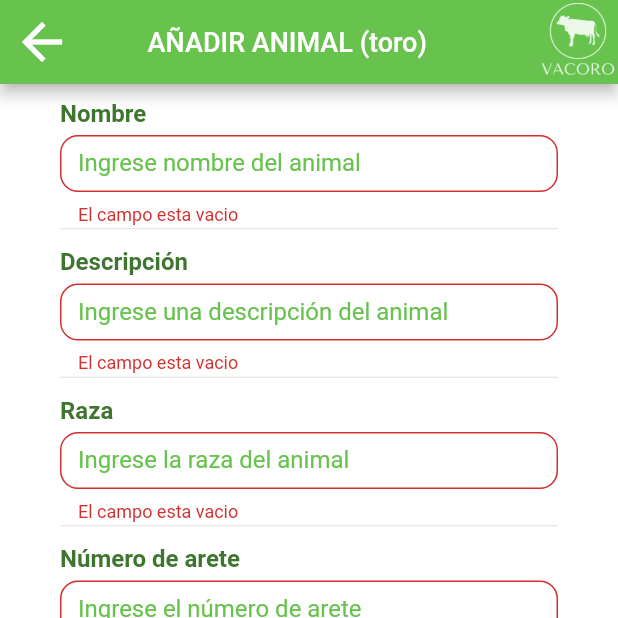
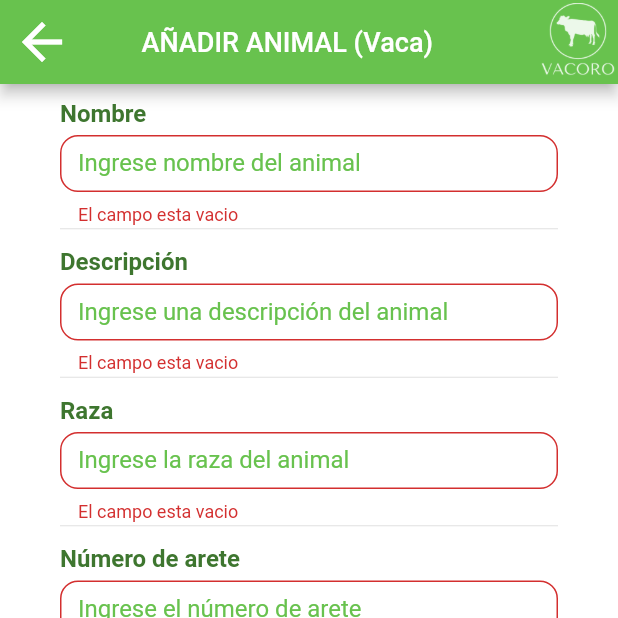
Before and after one commit to DanielSR16/VACORO-2022, a Flutter app: the AnadirAnimal screen opened by its route, after a tap on "Agregar", on a phone screen of 412 x 824 dp, the top half of it. Run offline on Flutter 3.47's test engine with Material 2 defaults, Android fonts, the phone set to English and light mode, and no system bars; our stand-ins replace firebase_auth, firebase_core, google_sign_in, hexcolor, image_picker, multi_select_flutter and 1 more; missing offline and left inert: dart:ffi, flutter_facebook_auth; accounts and stored records are empty.

Commit message:
feature/VACORO-55_agregaranimal

```diff
--- a/lib/main.dart
+++ b/lib/main.dart
@@ -61,7 +61,7 @@ class MyApp extends StatelessWidget {
           'login': (BuildContext context) => const Login(),
           'pre_login': (BuildContext context) => const preLogin(),
           'anadir_animal': (BuildContext context) =>
-              AnadirAnimal(tipoAnimal: "toro"),
+              AnadirAnimal(tipoAnimal: "Vaca"),
           'dash_cow': (BuildContext context) => DashBoardCow(),
           'dash_bull': (BuildContext context) => DashBoardBull(),
           'dash_calf': (BuildContext context) => DashBoardCalf(),
--- a/lib/src/pages/anadir_animal.dart
+++ b/lib/src/pages/anadir_animal.dart
@@ -150,7 +150,7 @@ class _AnadirAnimalState extends State<AnadirAnimal> {
                                           descripcionToroVaca.text,
                                           razaToroVaca.text,
                                           numeroAreteToroVaca.text,
-                                          url_img,
+                                          "url_img",
                                           estado,
                                           int.parse(edadToroVaca.text),
                                           dateinput.text)
@@ -165,7 +165,7 @@ class _AnadirAnimalState extends State<AnadirAnimal> {
                                               Text('Se agrego correctamente'),
                                         ),
                                       );
-                                      Navigator.pop(context);
+                                      //Navigator.pop(context);
                                     }
                                   });
                                 } else {
@@ -189,7 +189,7 @@ class _AnadirAnimalState extends State<AnadirAnimal> {
                                               Text('Se agrego correctamente'),
                                         ),
                                       );
-                                      Navigator.pop(context);
+                                      //Navigator.pop(context);
                                     }
                                   });
                                 }
--- a/lib/src/services/anadirAnimalVacaToro.dart
+++ b/lib/src/services/anadirAnimalVacaToro.dart
@@ -13,7 +13,7 @@ Future<Map<String, dynamic>> serviceanadirvaca(
 ) async {
   Map<String, String> headers = {'Content-Type': 'application/json'};
   String loginAPI = '/vaca/new/';
-  String host = '192.168.0.6:3001';
+  String host = '192.168.0.3:3001';
   int id_usuario = 0;
   try {
     final response = await http.post(
@@ -60,7 +60,7 @@ Future<Map<String, dynamic>> serviceanadirtoro(
 ) async {
   Map<String, String> headers = {'Content-Type': 'application/json'};
   String loginAPI = '/toro/new/';
-  String host = '192.168.0.6:3001';
+  String host = '192.168.0.3:3001';
   int id_usuario = 0;
   try {
     final response = await http.post(
--- a/lib/src/services/generate_image_url.dart
+++ b/lib/src/services/generate_image_url.dart
@@ -8,7 +8,7 @@ class GenerateImageUrl {
   late bool isGenerated;
   late String uploadUrl;
   late String downloadUrl;
-  String ip = '192.168.0.6';
+  String ip = '192.168.0.3';
   Future<void> call(String fileType) async {
     try {
       Map body = {"fileType": fileType};
```
